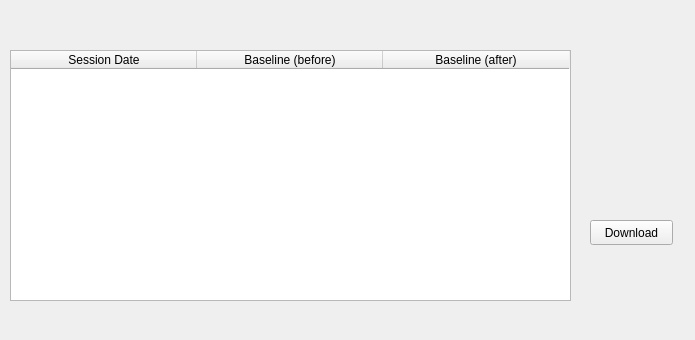
This is pcui.ui in mars-cadieux/comp3004-project as Qt 5 draws it before an edit. The edited form follows.
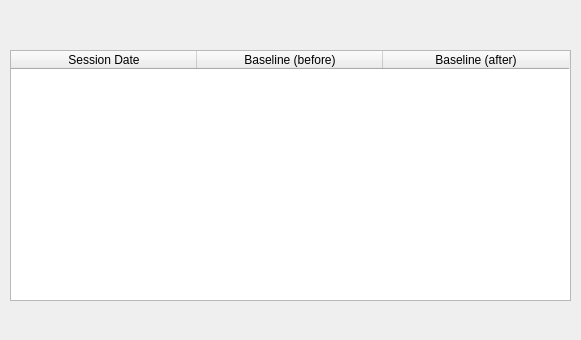
This is the edited form.

What changed in the file:
```diff
--- a/pcui.ui
+++ b/pcui.ui
@@ -6,26 +6,13 @@
    <rect>
     <x>0</x>
     <y>0</y>
-    <width>695</width>
+    <width>581</width>
     <height>340</height>
    </rect>
   </property>
   <property name="windowTitle">
    <string>Form</string>
   </property>
-  <widget class="QPushButton" name="downloadButton">
-   <property name="geometry">
-    <rect>
-     <x>590</x>
-     <y>220</y>
-     <width>83</width>
-     <height>25</height>
-    </rect>
-   </property>
-   <property name="text">
-    <string>Download</string>
-   </property>
-  </widget>
   <widget class="QTableWidget" name="sessionDataTable">
    <property name="geometry">
     <rect>
```
